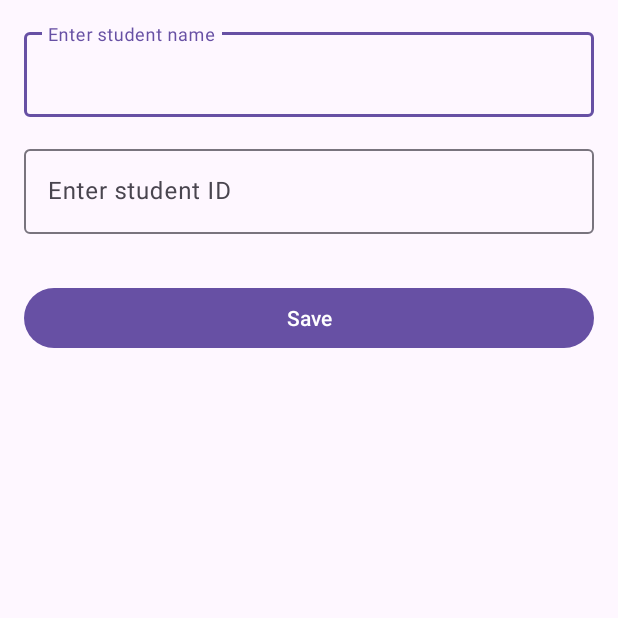
After one commit to ido8450/mobile_students_app, an Android app: the StudentFormActivity screen opened directly, with no data from a screen before it, on a phone screen of 412 x 824 dp, the top half of it. The commit adds this screen. Run offline under Robolectric (Android 15) with nearby library versions, the phone set to English and light mode, and no system bars.

Commit message:
refactored AddStudent to be StudentForm and added viewing students

```diff
--- a/app/src/main/AndroidManifest.xml
+++ b/app/src/main/AndroidManifest.xml
@@ -13,7 +13,7 @@
         android:theme="@style/Theme.StudentsApp"
         tools:targetApi="31">
         <activity
-            android:name=".NewStudentActivity"
+            android:name=".StudentFormActivity"
             android:exported="false" />
         <activity
             android:name=".MainActivity"
--- /dev/null
+++ b/app/src/main/java/com/example/studentsapp/StudentFormActivity.kt
@@ -0,0 +1,70 @@
+package com.example.studentsapp
+
+import android.os.Bundle
+import android.view.View
+import android.widget.Toast
+import androidx.activity.enableEdgeToEdge
+import androidx.appcompat.app.AppCompatActivity
+import com.example.studentsapp.data.Student
+import com.example.studentsapp.data.StudentRepository
+import com.google.android.material.button.MaterialButton
+import com.google.android.material.textfield.TextInputEditText
+
+class StudentFormActivity : AppCompatActivity() {
+
+    private lateinit var nameField: TextInputEditText
+    private lateinit var idField: TextInputEditText
+    private lateinit var saveButton: MaterialButton
+
+    private lateinit var mode: FormMode
+    private var currentStudent: Student? = null
+
+    override fun onCreate(savedInstanceState: Bundle?) {
+        super.onCreate(savedInstanceState)
+        enableEdgeToEdge()
+        setContentView(R.layout.activity_student_form)
+
+        nameField = findViewById<TextInputEditText>(R.id.nameField)
+        idField = findViewById<TextInputEditText>(R.id.idField)
+        saveButton = findViewById<MaterialButton>(R.id.saveButton)
+
+        mode = if (intent.hasExtra("STUDENT_ID")) FormMode.VIEW else FormMode.ADD
+
+        if (mode == FormMode.VIEW) {
+            val studentId = intent.getStringExtra("STUDENT_ID")
+            currentStudent = StudentRepository.students.find { it.id == studentId }
+            populateFields(currentStudent)
+            setFieldsReadOnly()
+        }
+
+        saveButton.visibility = if (mode == FormMode.VIEW) View.GONE else View.VISIBLE
+        saveButton.setOnClickListener { addNewStudent() }
+
+    }
+
+    private fun addNewStudent() {
+        val name = nameField.text.toString()
+        val id = idField.text.toString()
+
+        if (name.isEmpty() || id.isEmpty()) {
+            Toast.makeText(this, "Please fill out all fields", Toast.LENGTH_SHORT).show()
+            return
+        }
+
+        StudentRepository.students.add(Student(id, name))
+        Toast.makeText(this, "Student added successfully", Toast.LENGTH_SHORT).show()
+        finish()
+    }
+
+    private fun populateFields(student: Student?) {
+        if (student != null) {
+            nameField.setText(student.name)
+            idField.setText(student.id)
+        }
+    }
+
+    private fun setFieldsReadOnly() {
+        nameField.isEnabled = false
+        idField.isEnabled = false
+    }
+}
--- /dev/null
+++ b/app/src/main/res/layout/activity_student_form.xml
@@ -0,0 +1,48 @@
+<?xml version="1.0" encoding="utf-8"?>
+<androidx.constraintlayout.widget.ConstraintLayout xmlns:android="http://schemas.android.com/apk/res/android"
+    xmlns:app="http://schemas.android.com/apk/res-auto"
+    android:layout_width="match_parent"
+    android:layout_height="match_parent"
+    android:padding="16dp">
+    <com.google.android.material.textfield.TextInputLayout
+        android:id="@+id/nameFieldLayout"
+        android:layout_width="match_parent"
+        android:layout_height="wrap_content"
+        app:layout_constraintTop_toTopOf="parent"
+        app:layout_constraintStart_toStartOf="parent"
+        app:layout_constraintEnd_toEndOf="parent">
+
+        <com.google.android.material.textfield.TextInputEditText
+            android:id="@+id/nameField"
+            android:layout_width="match_parent"
+            android:layout_height="wrap_content"
+            android:hint="@string/student_name_hint" />
+    </com.google.android.material.textfield.TextInputLayout>
+
+    <com.google.android.material.textfield.TextInputLayout
+        android:id="@+id/idFieldLayout"
+        android:layout_width="match_parent"
+        android:layout_height="wrap_content"
+        android:layout_marginTop="16dp"
+        app:layout_constraintTop_toBottomOf="@id/nameFieldLayout"
+        app:layout_constraintStart_toStartOf="parent"
+        app:layout_constraintEnd_toEndOf="parent">
+
+        <com.google.android.material.textfield.TextInputEditText
+            android:id="@+id/idField"
+            android:layout_width="match_parent"
+            android:layout_height="wrap_content"
+            android:hint="@string/student_id_hint" />
+    </com.google.android.material.textfield.TextInputLayout>
+
+    <com.google.android.material.button.MaterialButton
+        android:id="@+id/saveButton"
+        android:layout_width="match_parent"
+        android:layout_height="wrap_content"
+        android:layout_marginTop="32dp"
+        android:text="@string/save_button"
+        app:layout_constraintTop_toBottomOf="@id/idFieldLayout"
+        app:layout_constraintStart_toStartOf="parent"
+        app:layout_constraintEnd_toEndOf="parent" />
+
+</androidx.constraintlayout.widget.ConstraintLayout>
```
Also changed, not shown: app/src/main/java/com/example/studentsapp/FormMode.kt (added, +7 -0 lines), app/src/main/java/com/example/studentsapp/MainActivity.kt (+4 -3 lines).
